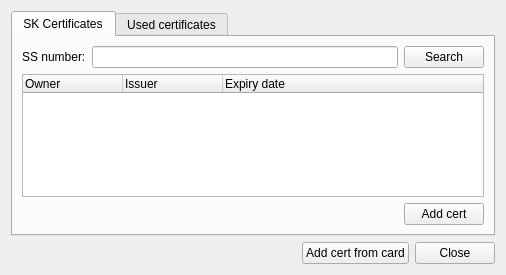
The window that qdigidoccrypto/trunk/src/ui/KeyAddDialog.ui (tixsys/esteid) describes before a commit, drawn with Qt 5.
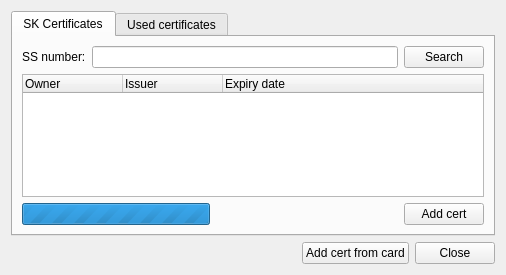
The same window after the commit.

Commit message: qdigidoccrypto: disable buttons on active search and show prorgressbar

Patch:
```diff
--- a/qdigidoccrypto/trunk/src/ui/KeyAddDialog.ui
+++ b/qdigidoccrypto/trunk/src/ui/KeyAddDialog.ui
@@ -76,6 +76,13 @@
        </item>
        <item>
         <layout class="QHBoxLayout" name="skCertsAddLayout">
+         <item>
+          <widget class="QProgressBar" name="progress">
+           <property name="maximum">
+            <number>0</number>
+           </property>
+          </widget>
+         </item>
          <item>
           <spacer name="skCertsAddSpacer">
            <property name="orientation">
```
The commit also changes 6 other files.
